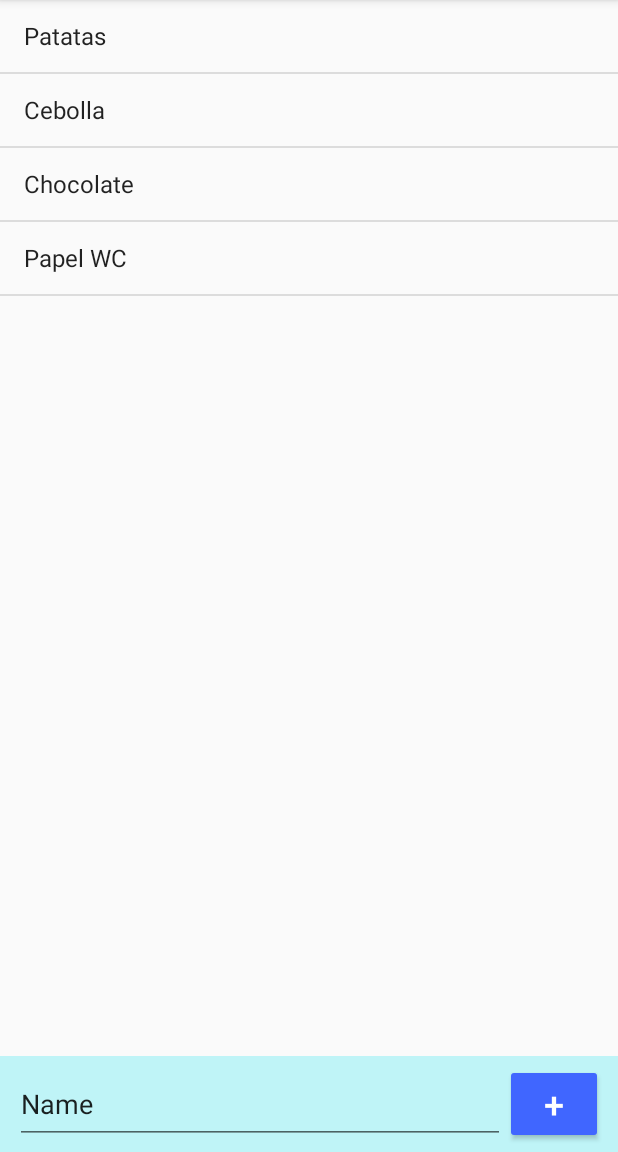
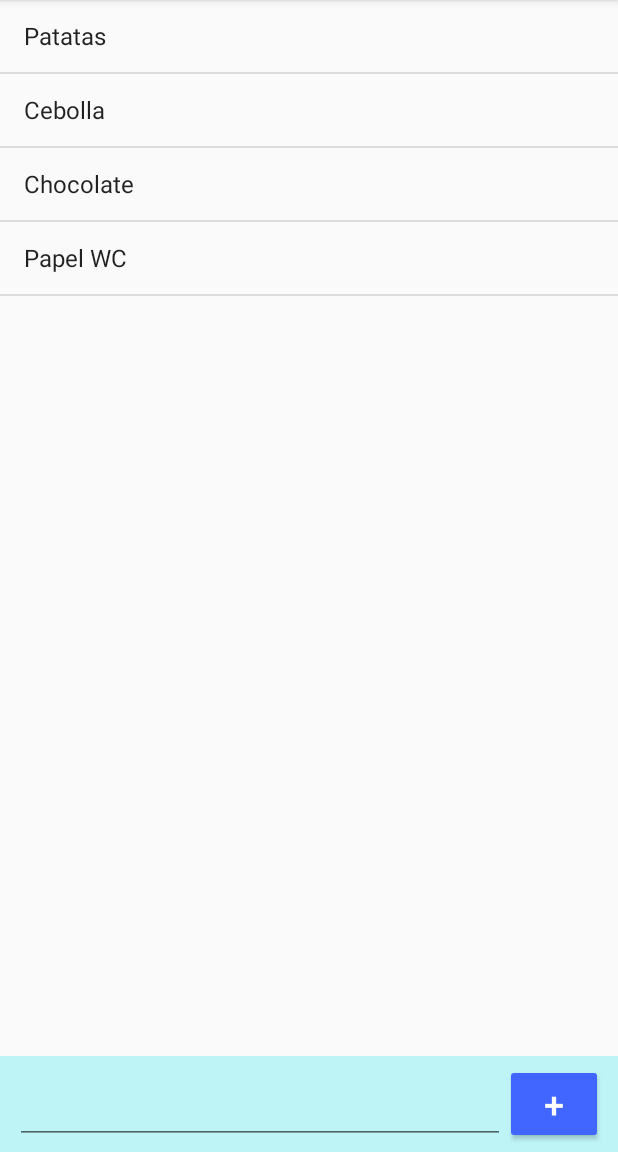
Before and after one commit to anddreaa04/ShoppingList, an Android app: the screen it shows after launch (ShoppingListActivity), on a phone screen of 412 x 824 dp, the part 84-1236 px from its top. Run offline under Robolectric (Android 15) with nearby library versions, the phone set to English and light mode, and no system bars.

```diff
--- a/app/src/main/res/layout/activity_shopping_list.xml
+++ b/app/src/main/res/layout/activity_shopping_list.xml
@@ -32,15 +32,14 @@
             android:id="@+id/edit_item"
             android:layout_width="wrap_content"
             android:layout_height="wrap_content"
-            android:ems="10"
-            android:inputType="textPersonName"
-            android:text="Name"
             android:layout_alignParentBottom="true"
-            android:layout_alignParentTop="true"
             android:layout_alignParentLeft="true"
             android:layout_alignParentStart="true"
+            android:layout_alignParentTop="true"
             android:layout_toLeftOf="@+id/btn_add"
-            android:layout_toStartOf="@+id/btn_add" />
+            android:layout_toStartOf="@+id/btn_add"
+            android:ems="10"
+            android:inputType="textPersonName" />
 
         <Button
             android:id="@+id/btn_add"
```
Also changed, not shown: app/src/main/java/edu/upc/eseiaat/pma/shoppinglist/ShoppingListActivity.java (+13 -1 lines).
